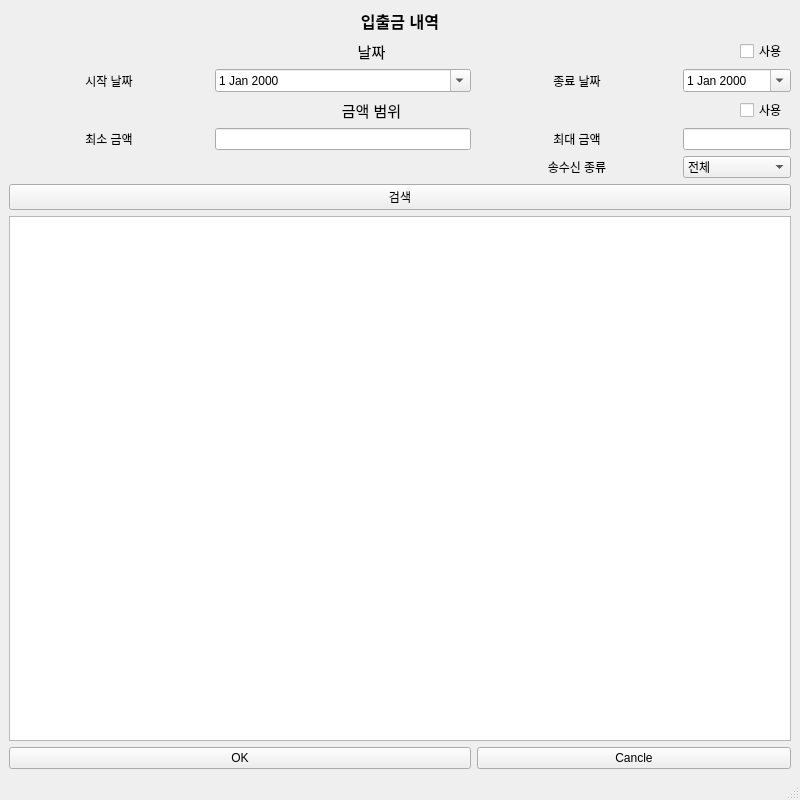
First picture: the form in form/userhistorywindow.ui, repository hyeon-h/QBanker-System, before the edit.
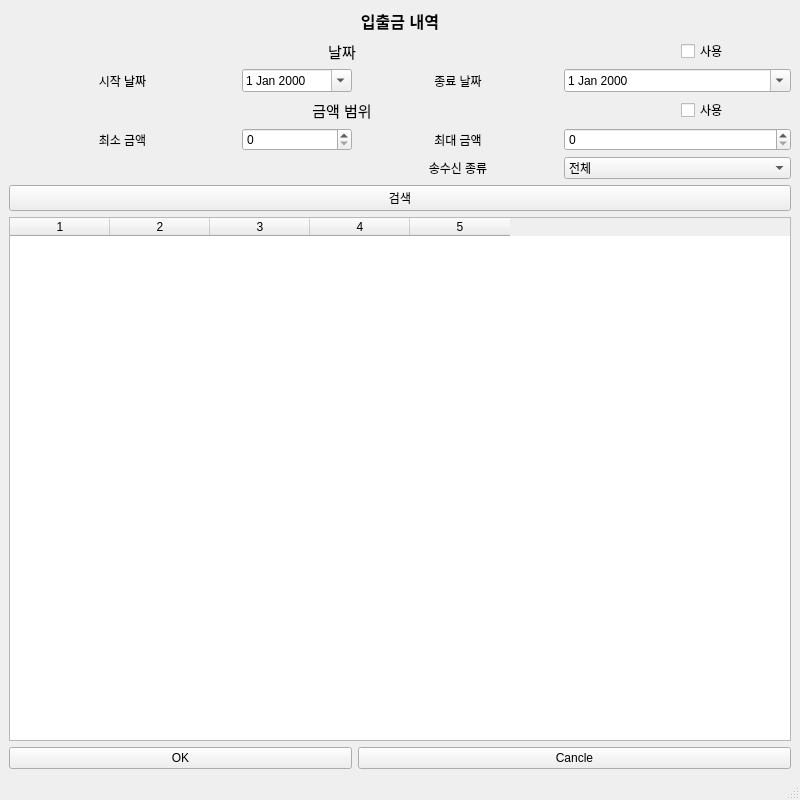
Second picture: the form after the edit.

```diff
--- a/form/userhistorywindow.ui
+++ b/form/userhistorywindow.ui
@@ -39,9 +39,6 @@
         </property>
        </widget>
       </item>
-      <item row="7" column="2">
-       <widget class="QLineEdit" name="lineEdit_3"/>
-      </item>
       <item row="7" column="3">
        <widget class="QLabel" name="label_8">
         <property name="text">
@@ -140,9 +137,6 @@
         </property>
        </widget>
       </item>
-      <item row="7" column="4" colspan="2">
-       <widget class="QLineEdit" name="lineEdit_4"/>
-      </item>
       <item row="3" column="4" colspan="2">
        <widget class="QDateEdit" name="dateEdit_2">
         <property name="calendarPopup">
@@ -174,7 +168,16 @@
        </widget>
       </item>
       <item row="11" column="0" colspan="6">
-       <widget class="QTableWidget" name="tableWidget"/>
+       <widget class="QTableWidget" name="tableWidget">
+        <property name="columnCount">
+         <number>5</number>
+        </property>
+        <column/>
+        <column/>
+        <column/>
+        <column/>
+        <column/>
+       </widget>
       </item>
       <item row="12" column="3" colspan="3">
        <widget class="QPushButton" name="pushButton_2">
@@ -208,6 +211,12 @@
         </item>
        </widget>
       </item>
+      <item row="7" column="2">
+       <widget class="QSpinBox" name="spinBox"/>
+      </item>
+      <item row="7" column="4" colspan="2">
+       <widget class="QSpinBox" name="spinBox_2"/>
+      </item>
      </layout>
     </item>
    </layout>
```
